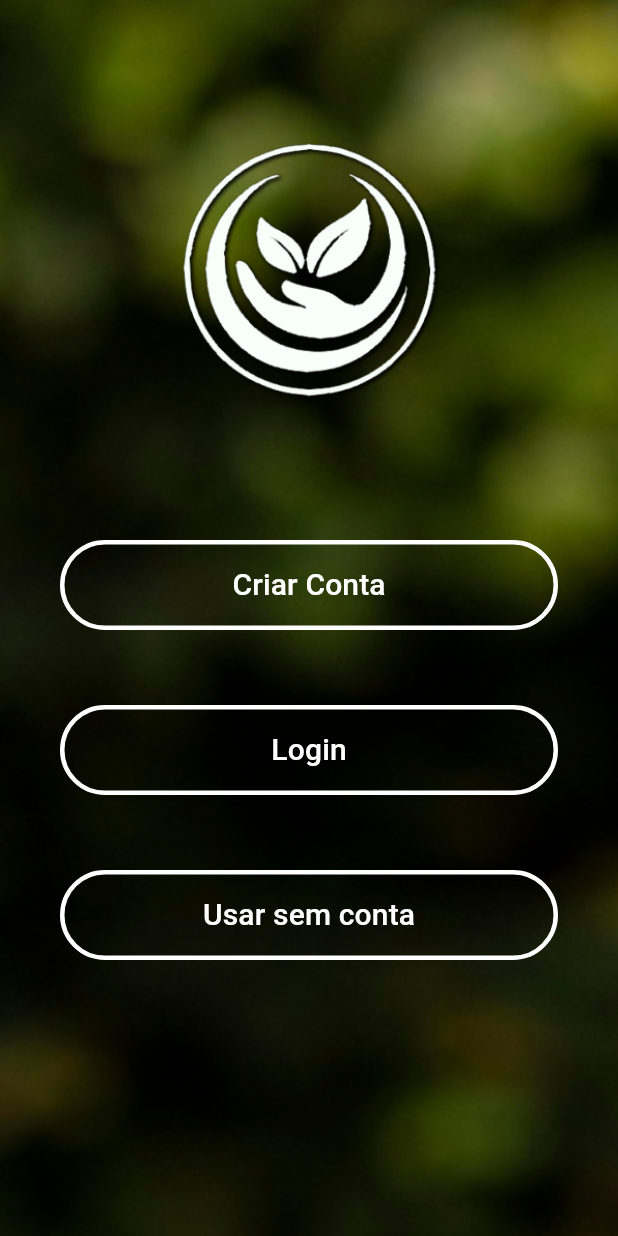
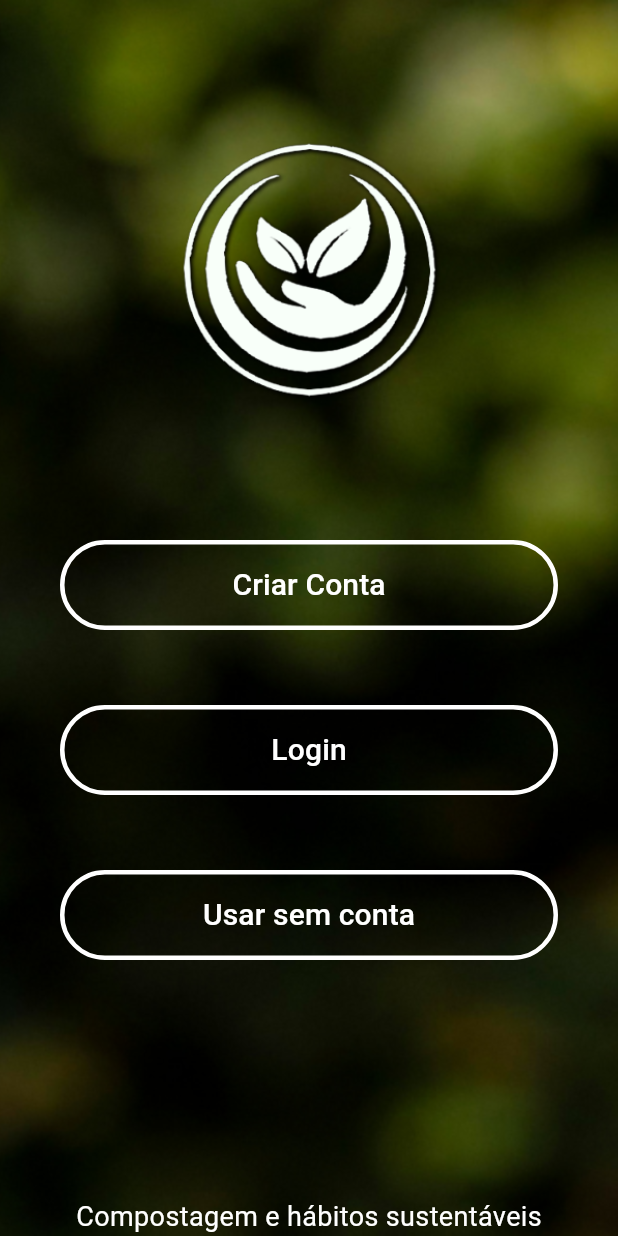
Before and after one commit to duda0812/Sistema-Mobile-Recompor, a Flutter app: the screen it shows after launch, on a phone screen of 412 x 824 dp. Run offline on Flutter 3.47's test engine with Material 3 defaults, Android fonts, the phone set to English and light mode, and no system bars.

```diff
--- a/lib/telas/telainicial.dart
+++ b/lib/telas/telainicial.dart
@@ -96,12 +96,11 @@ class Telainicial extends StatelessWidget {
                 ),
               ),
             ),
-            const SizedBox(height: 200),
-            const Center(
-              child: Text(
-                'Compostagem e hábitos sustentáveis',
-                style: TextStyle(fontSize: 18, color: Colors.white),
-              ),
+            //const SizedBox(height: 200),
+            const Spacer(),
+            Text(
+              'Compostagem e hábitos sustentáveis',
+              style: TextStyle(fontSize: 18, color: Colors.white),
             ),
           ],
 
```
